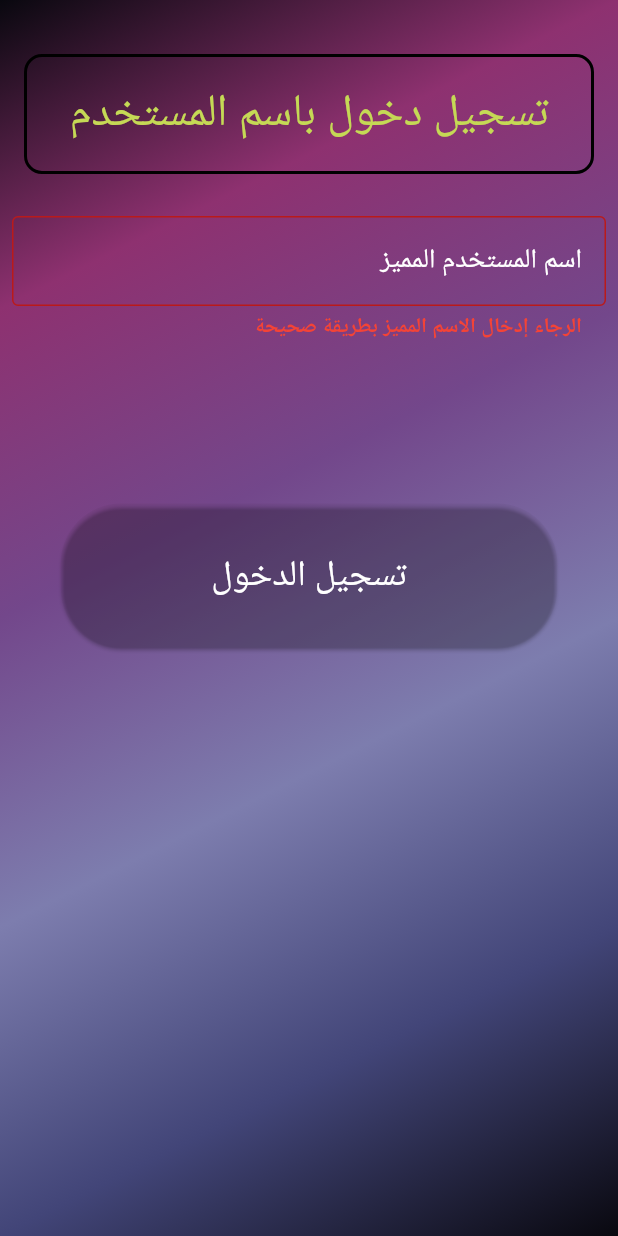
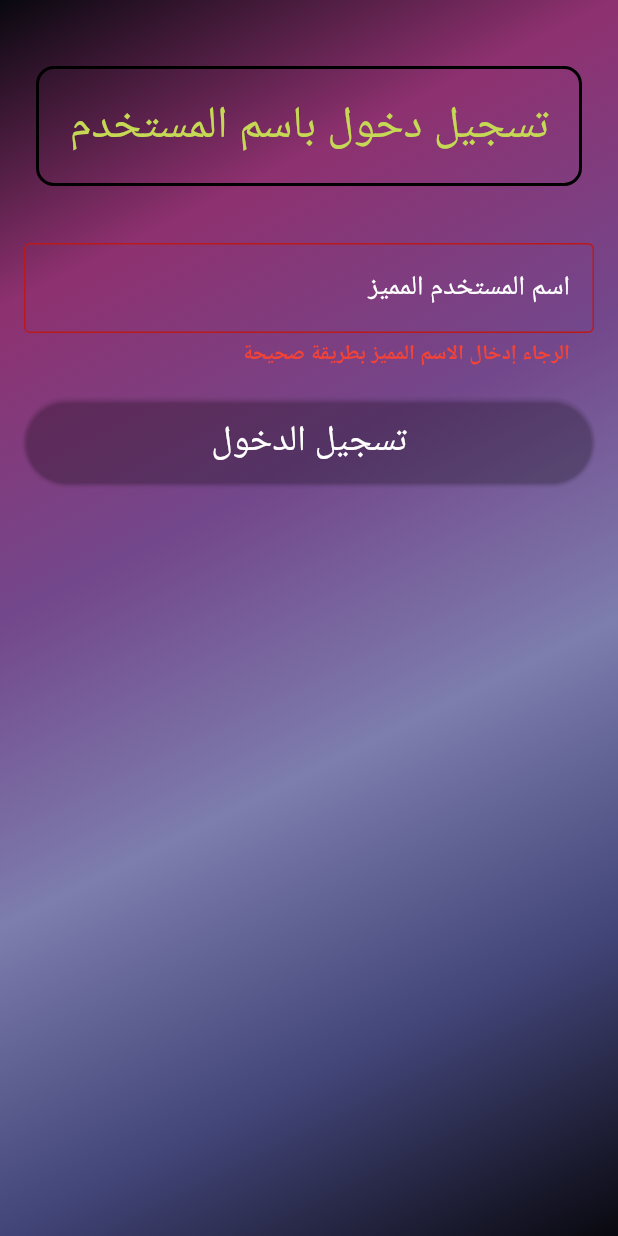
Before and after one commit to Mohamed17Amer/Madunia, a Flutter app: the screen it shows after launch, after a tap on "تسجيل الدخول", on a phone screen of 412 x 824 dp. Run offline on Flutter 3.47's test engine with Material 3 defaults, Android fonts, the phone set to English and light mode, and no system bars; drawn by our look-alikes of toastification; our stand-ins replace bloc, cloud_firestore, dio, equatable, event_bus, firebase_auth and 4 more; missing offline and left inert: mailer; accounts and stored records are empty.

Commit message:
fix some ui issues

```diff
--- a/lib/core/utils/widgets/custom_app_bar.dart
+++ b/lib/core/utils/widgets/custom_app_bar.dart
@@ -22,10 +22,14 @@ class CustomAppBar extends StatelessWidget {
       ),
       height: 80,
       child: Center(
-        child: CustomTxt(
-          title: title,
-          fontSize: 30,
-          fontColor: AppColors.customAppBarTitleColor,
+        child: FittedBox(
+          alignment: Alignment.center,
+          fit: BoxFit.fill,
+          child: CustomTxt(
+            title: title,
+            fontSize: 30,
+            fontColor: AppColors.customAppBarTitleColor,
+          ),
         ),
       ),
     );
--- a/lib/core/utils/widgets/custom_scaffold.dart
+++ b/lib/core/utils/widgets/custom_scaffold.dart
@@ -10,6 +10,7 @@ class CustomScaffold extends StatelessWidget {
     return Directionality(
       textDirection: TextDirection.rtl,
       child: Scaffold(
+        resizeToAvoidBottomInset: false,
         body: Container(
           height: double.infinity,
           width: double.infinity,
--- a/lib/core/utils/widgets/custom_txt.dart
+++ b/lib/core/utils/widgets/custom_txt.dart
@@ -17,15 +17,17 @@ class CustomTxt extends StatelessWidget {
   @override
   Widget build(BuildContext context) {
     return Text(
-      title,
+      "  $title  ",
       style: TextStyle(
         fontSize: fontSize ?? 24,
         fontWeight: fontWeight ?? FontWeight.w400,
         color: fontColor,
         textBaseline: TextBaseline.alphabetic,
+
         wordSpacing: 0.1,
         overflow: TextOverflow.ellipsis,
       ),
+     // textAlign: TextAlign.center,
     );
   }
 }
--- a/lib/features/authentication/presentaion/view/pages/auth_screen.dart
+++ b/lib/features/authentication/presentaion/view/pages/auth_screen.dart
@@ -19,34 +19,35 @@ class AuthScreen extends StatelessWidget {
         builder: (context, state) {
           return CustomScaffold(
             body: Padding(
-              padding: const EdgeInsets.all(8.0),
+              padding: const EdgeInsets.all(16.0),
               child: Form(
                 key: context.read<AuthCubit>().authScreenKey,
+                child: SingleChildScrollView(
                   child: Column(
+                    crossAxisAlignment: CrossAxisAlignment.stretch,
                     children: [
-                    SafeArea(child: SizedBox(height: 20)),
-                    CustomAppBar(title: "تسجيل دخول باسم المستخدم"),
+                      const SafeArea(child: SizedBox(height: 20)),
+                      const CustomAppBar(title: "تسجيل دخول باسم المستخدم"),
+                      const SizedBox(height: 30),
 
-                    SizedBox(height: 20),
-                    Expanded(
-                      flex: 2,
-                      child: CustomTxtFormField(
+                      // Username field
+                      CustomTxtFormField(
                         labelText: "اسم المستخدم المميز",
-                        hintText:
-                            "الرجاء إدخال اسم المستخدم المُستلم من الأدمن",
+                        hintText: "الرجاء إدخال اسم المستخدم المُستلم من الأدمن",
                         maxLines: 1,
                         validator: (value) {
                           return context.read<AuthCubit>().validateTxtFormField(
                                 value: value,
-                            errorHint: "الرجاء إدخال الاسم المميز بطريقة صحيحة",
+                                errorHint:
+                                    "الرجاء إدخال الاسم المميز بطريقة صحيحة",
                               );
                         },
-                        controller: context
-                            .read<AuthCubit>()
-                            .userNameAuthController,
+                        controller:
+                            context.read<AuthCubit>().userNameAuthController,
                       ),
-                    ),
+                      const SizedBox(height: 20),
 
+                      // Login button + BlocConsumer
                       BlocConsumer<AuthCubit, AuthState>(
                         listener: (context, state) {
                           if (state is LoginByUserNameSuccess) {
@@ -63,37 +64,30 @@ class AuthScreen extends StatelessWidget {
                           } else if (state is LoginByUserNameFailure) {
                             showToastification(
                               context: context,
-                            message: '''راجع الاتصال بالانترنت أو راجع الأدمن
-                            لم يتم العثور على المستخدم''',
-                          );
-                        } else if (state is LoginByUserNameLoading) {
-                          Expanded(
-                            flex: 1,
-                            child: Center(child: CircularProgressIndicator()),
+                              message:
+                                  "راجع الاتصال بالانترنت أو راجع الأدمن\nلم يتم العثور على المستخدم",
                             );
                           }
                         },
-
                         builder: (context, state) {
-                        return Expanded(
-                          flex: 1,
-                          child: ElevatedButton(
+                          if (state is LoginByUserNameLoading) {
+                            return const Center(
+                                child: CircularProgressIndicator());
+                          }
+                          return ElevatedButton(
                             onPressed: () {
                               context.read<AuthCubit>().sendloginReuest(
                                     context: context,
                                   );
                             },
                             style: ElevatedButton.styleFrom(
-                              backgroundColor: Colors
-                                  .transparent, // Optional: customize color
+                              backgroundColor: Colors.transparent,
                               padding: const EdgeInsets.symmetric(
                                 horizontal: 100,
-                                vertical: 8,
+                                vertical: 12,
                               ),
                               shape: RoundedRectangleBorder(
-                                borderRadius: BorderRadius.circular(
-                                  40,
-                                ), // Makes it oval
+                                borderRadius: BorderRadius.circular(40),
                               ),
                               textStyle: const TextStyle(fontSize: 18),
                             ),
@@ -101,13 +95,13 @@ class AuthScreen extends StatelessWidget {
                               title: "تسجيل الدخول",
                               fontColor: Colors.white,
                             ),
-                          ),
                           );
                         },
                       ),
 
-                    Expanded(flex: 4, child: SizedBox(height: 20)),
+                      const SizedBox(height: 40),
                     ],
+                  ),
                 ),
               ),
             ),
--- a/lib/features/instructions/presentation/view/pages/annimated_instructions_screen.dart
+++ b/lib/features/instructions/presentation/view/pages/annimated_instructions_screen.dart
@@ -59,7 +59,7 @@ class _AnimatedInstructionsScreenState
       ),
       itemBuilder: (context, index) {
         if (index == 0 || index == instructions.length + 1) {
-          return const SizedBox(height: 900); // Top & bottom padding
+          return const SizedBox(height: 800); // Top & bottom padding
         }
 
         final realIndex = index - 1;
@@ -89,7 +89,7 @@ class _AnimatedInstructionsScreenState
     "عدم التأخير في سداد فواتير الكهرباء والتليفون الأرضي والإنترنت.",
     "يتم إخبار الأدمن مباشرة مع كل تجديد لباقة الإنترنت لمن يُريد الإشتراك، وإلا سيتم فصل جهازه عن الشبكة بشكل تلقائي.",
     "يتم تحويل أي مبلغ مستحق على نفس رقم الأدمن والمذكور في البند التالي",
-    "+2 01011245647",
+    "+" "201011245647",
     " يتم التحويل عن طريق إنستاباي أو فودافون كاش فقط",
     "يتم إرسال سكرين التحويل على الواتس للأدمن",
     "في حالة إرسال طلب استفسار أو طلب صيانة ولم يتم الرد شفهياً خلال 3 أيام، يقوم المٌرسل بطلب مقابلة الأدمن والمسؤول مباشرةً",
--- a/lib/main.dart
+++ b/lib/main.dart
@@ -5,6 +5,7 @@ import 'package:madunia/core/utils/functions/simple_bloc_observer.dart';
 import 'package:madunia/core/utils/router/app_router.dart';
 import 'package:madunia/features/app/presentation/view_model/cubit/app_cubit.dart';
 import 'package:madunia/firebase_options.dart';
+import 'package:toastification/toastification.dart';
 
 void main() async {
   WidgetsFlutterBinding.ensureInitialized();
@@ -27,6 +28,8 @@ class MyApp extends StatelessWidget {
       providers: [
         BlocProvider(create: (context) => AppCubit()..checkLoginStatus()),
       ],
+      child: ToastificationWrapper(
+
         child: MaterialApp.router(
           routerConfig: AppRouter.router,
           debugShowCheckedModeBanner: false,
@@ -36,6 +39,7 @@ class MyApp extends StatelessWidget {
             colorScheme: ColorScheme.fromSeed(seedColor: Colors.deepPurple),
           ),
         ),
+      ),
     );
   }
 }
```
Also changed, not shown: lib/features/debit_report/presentation/view/widgets/debit_report_item.dart (+5 -14 lines), lib/features/debit_report/presentation/view_model/cubits/debit_report_cubit/debit_report_cubit.dart (+5 -3 lines), lib/features/repair_request/presentation/view/pages/repair_request_screen.dart (+37 -31 lines). Lines whose indentation alone changed are shown as unchanged.
